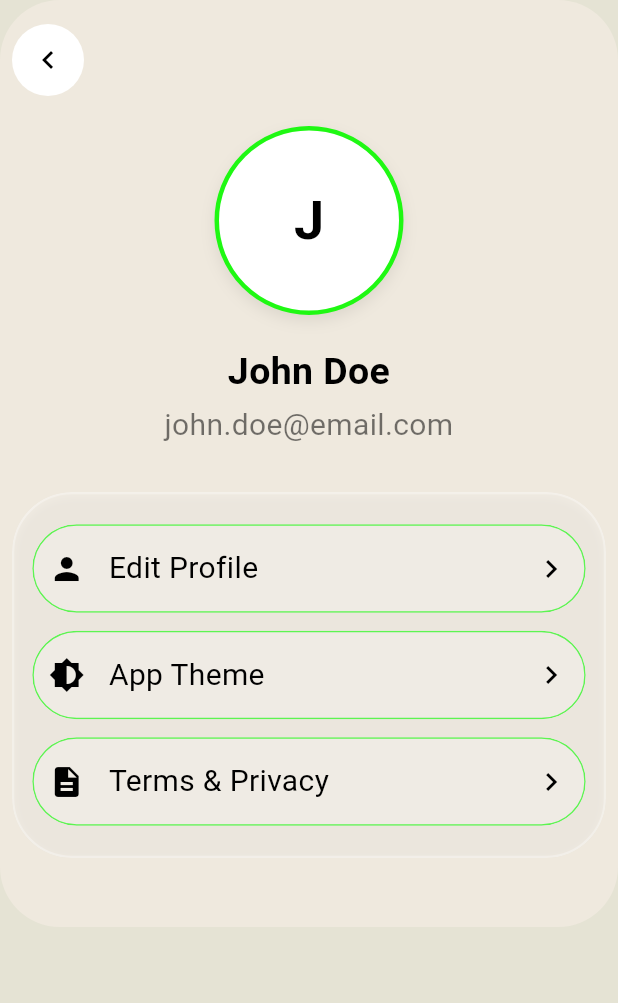
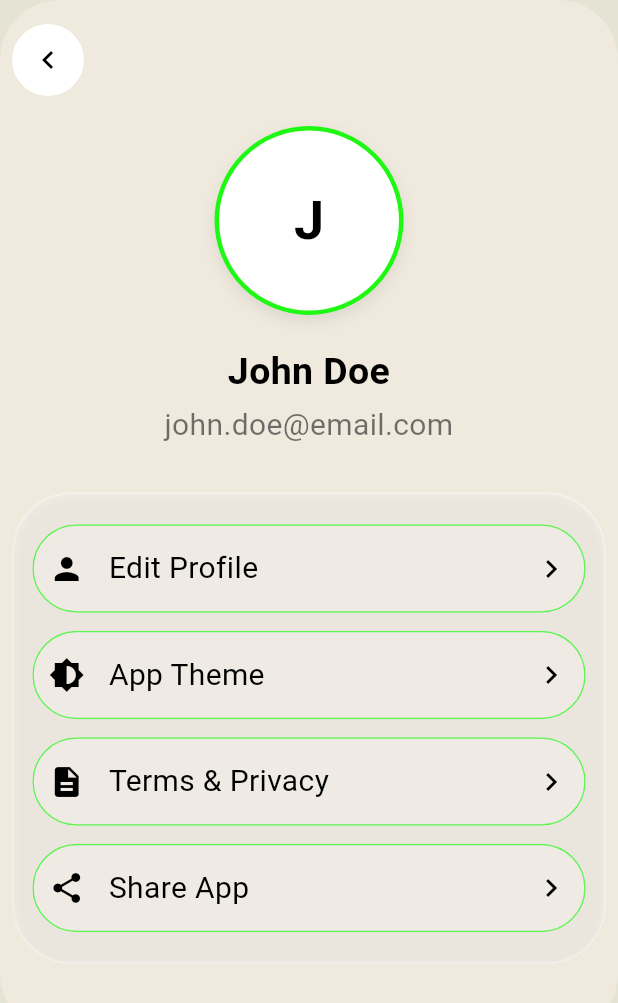
Before and after one commit to Alvin11David/UGANDA-EXPLORE, a Flutter app: the screen it shows after launch, on a phone screen of 412 x 824 dp. Shown: the top 1003 px of the screen. Run offline on Flutter 3.47's test engine with Material 3 defaults, Android fonts, the phone set to English and light mode, and no system bars; our stand-ins replace cloud_firestore, firebase_auth, firebase_core, flutter_svg, google_sign_in; accounts and stored records are empty; Roboto replaces fonts that are missing (Poppins).

Commit message:
added a Share App button to the profile screen

```diff
--- a/uganda_explore/lib/screens/profile/profile_screen.dart
+++ b/uganda_explore/lib/screens/profile/profile_screen.dart
@@ -137,6 +137,14 @@ class ProfileScreen extends StatelessWidget {
                               //Handle terms & privacy tap here
                             },
                           ),
+                          const SizedBox(height: 12),
+                          _ProfileOptionButton(
+                            icon: Icons.share,
+                            label: 'Share App',
+                            onTap:() {
+
+                            },
+                          ),
                         ],
                       ),
                     ),
```
